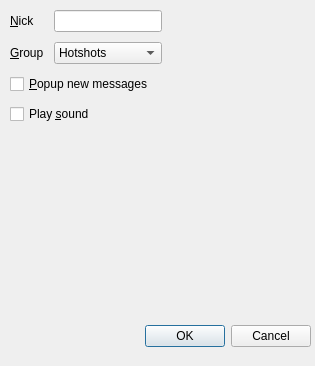
Old version of the form src/settings.ui in the repository nikhilm/qommunicate.
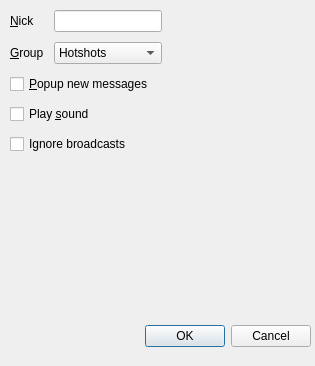
New version of the form.

Commit message: Added 'Ignore broadcast' checkbox

```diff
--- a/src/settings.ui
+++ b/src/settings.ui
@@ -123,6 +123,13 @@
       </property>
      </widget>
     </item>
+    <item>
+     <widget class="QCheckBox" name="noBroadcastCB" >
+      <property name="text" >
+       <string>Ignore broadcasts</string>
+      </property>
+     </widget>
+    </item>
    </layout>
   </widget>
  </widget>
```
